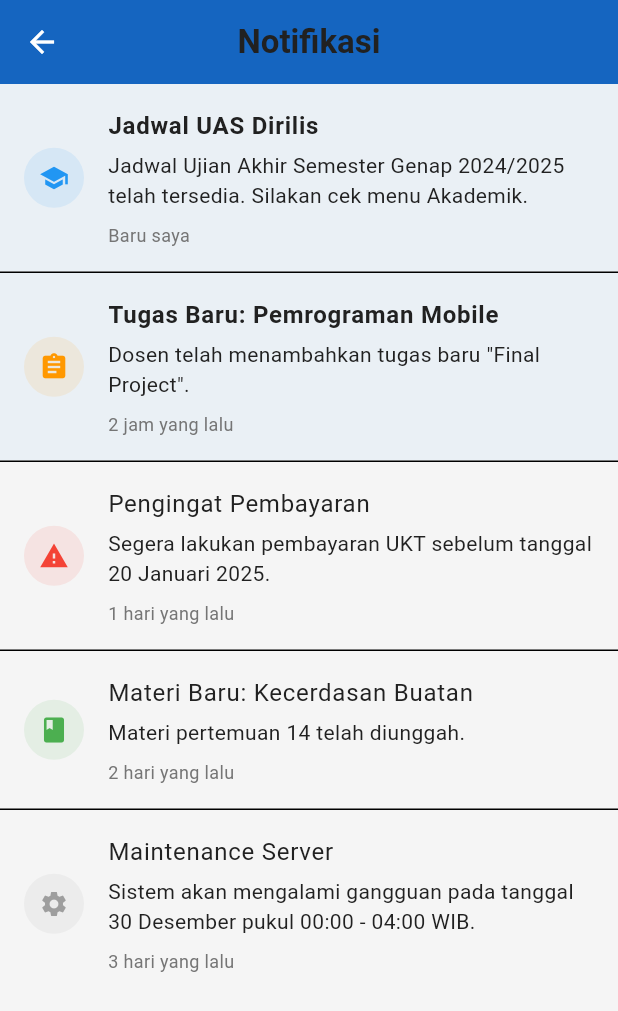
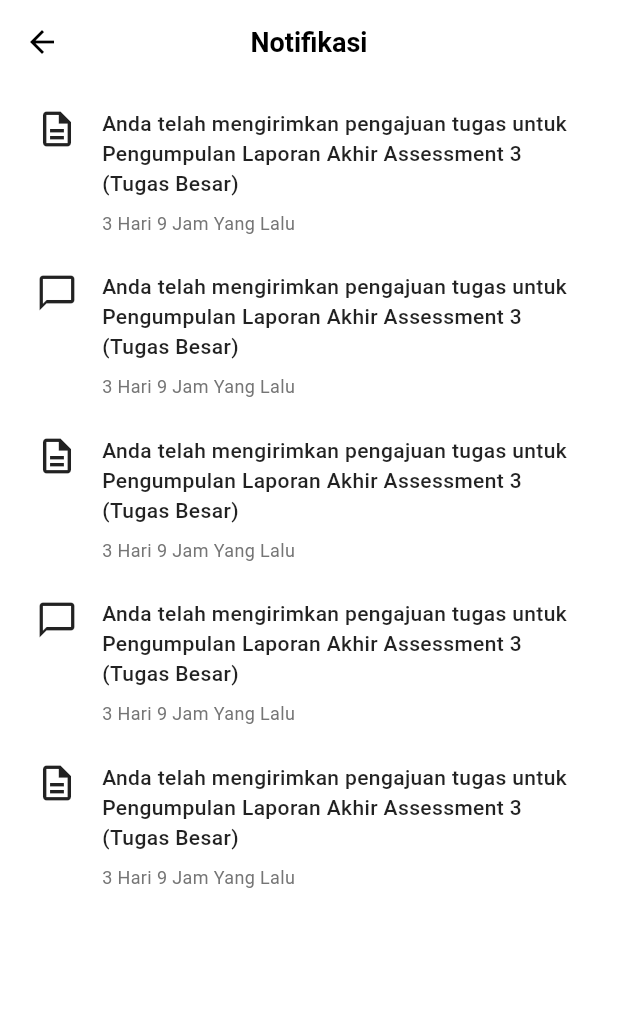
Before and after one commit to Fathoroni/Pandu_App, a Flutter app: the NotifikasiPage screen opened directly, on a phone screen of 412 x 824 dp. Shown: the top 1011 px of the screen. Run offline on Flutter 3.47's test engine with Material 3 defaults, Android fonts, the phone set to English and light mode, and no system bars.

Commit message:
implement notification

```diff
--- a/lib/pages/notifikasi_page.dart
+++ b/lib/pages/notifikasi_page.dart
@@ -5,81 +5,96 @@ class NotifikasiPage extends StatelessWidget {
 
   @override
   Widget build(BuildContext context) {
+    // Mock data matching the reference image "Notifikasi"
     final List<Map<String, dynamic>> notifications = [
       {
-        'title': 'Jadwal UAS Dirilis',
         'message':
-            'Jadwal Ujian Akhir Semester Genap 2024/2025 telah tersedia. Silakan cek menu Akademik.',
-        'time': 'Baru saya',
-        'type': 'academic',
-        'isRead': false,
+            'Anda telah mengirimkan pengajuan tugas untuk Pengumpulan Laporan Akhir Assessment 3 (Tugas Besar)',
+        'time': '3 Hari 9 Jam Yang Lalu',
+        'type': 'submission',
       },
       {
-        'title': 'Tugas Baru: Pemrograman Mobile',
-        'message': 'Dosen telah menambahkan tugas baru "Final Project".',
-        'time': '2 jam yang lalu',
-        'type': 'task',
-        'isRead': false,
+        'message':
+            'Anda telah mengirimkan pengajuan tugas untuk Pengumpulan Laporan Akhir Assessment 3 (Tugas Besar)',
+        'time': '3 Hari 9 Jam Yang Lalu',
+        'type': 'quiz',
       },
       {
-        'title': 'Pengingat Pembayaran',
         'message':
-            'Segera lakukan pembayaran UKT sebelum tanggal 20 Januari 2025.',
-        'time': '1 hari yang lalu',
-        'type': 'alert',
-        'isRead': true,
+            'Anda telah mengirimkan pengajuan tugas untuk Pengumpulan Laporan Akhir Assessment 3 (Tugas Besar)',
+        'time': '3 Hari 9 Jam Yang Lalu',
+        'type': 'submission',
       },
       {
-        'title': 'Materi Baru: Kecerdasan Buatan',
-        'message': 'Materi pertemuan 14 telah diunggah.',
-        'time': '2 hari yang lalu',
-        'type': 'material',
-        'isRead': true,
+        'message':
+            'Anda telah mengirimkan pengajuan tugas untuk Pengumpulan Laporan Akhir Assessment 3 (Tugas Besar)',
+        'time': '3 Hari 9 Jam Yang Lalu',
+        'type': 'quiz',
       },
       {
-        'title': 'Maintenance Server',
         'message':
-            'Sistem akan mengalami gangguan pada tanggal 30 Desember pukul 00:00 - 04:00 WIB.',
-        'time': '3 hari yang lalu',
-        'type': 'system',
-        'isRead': true,
+            'Anda telah mengirimkan pengajuan tugas untuk Pengumpulan Laporan Akhir Assessment 3 (Tugas Besar)',
+        'time': '3 Hari 9 Jam Yang Lalu',
+        'type': 'submission',
       },
     ];
 
     return Scaffold(
-      appBar: AppBar(title: const Text('Notifikasi')),
-      body: ListView.separated(
+      backgroundColor: Colors.white,
+      appBar: AppBar(
+        title: const Text(
+          'Notifikasi',
+          style: TextStyle(
+            color: Colors.black,
+            fontWeight: FontWeight.bold,
+            fontSize: 18,
+          ),
+        ),
+        centerTitle: true,
+        backgroundColor: Colors.white,
+        elevation: 0,
+        leading: IconButton(
+          icon: const Icon(Icons.arrow_back, color: Colors.black),
+          onPressed: () {
+            // In Home Tab context, back usually means nothing or exit,
+            // but if pushed it pops.
+            // For consistency with other pages we keep the button visual.
+          },
+        ),
+      ),
+      body: ListView.builder(
+        padding: const EdgeInsets.symmetric(horizontal: 24, vertical: 16),
         itemCount: notifications.length,
-        separatorBuilder: (context, index) => const Divider(height: 1),
         itemBuilder: (context, index) {
           final notif = notifications[index];
-          final isRead = notif['isRead'] as bool;
-
-          return Container(
-            color: isRead ? Colors.transparent : Colors.blue.withOpacity(0.05),
-            child: ListTile(
-              leading: CircleAvatar(
-                backgroundColor: _getIconColor(notif['type']).withOpacity(0.1),
-                child: Icon(
-                  _getIcon(notif['type']),
-                  color: _getIconColor(notif['type']),
-                  size: 20,
-                ),
-              ),
-              title: Text(
-                notif['title'],
-                style: TextStyle(
-                  fontWeight: isRead ? FontWeight.normal : FontWeight.bold,
-                ),
-              ),
-              subtitle: Column(
+          return Padding(
+            padding: const EdgeInsets.only(bottom: 24.0),
+            child: Row(
               crossAxisAlignment: CrossAxisAlignment.start,
               children: [
-                  const SizedBox(height: 4),
+                // Icon
+                Icon(
+                  notif['type'] == 'quiz'
+                      ? Icons.chat_bubble_outline
+                      : Icons.description_outlined,
+                  size: 28,
+                  color: Colors.black87,
+                ),
+                const SizedBox(width: 16),
+
+                // Content
+                Expanded(
+                  child: Column(
+                    crossAxisAlignment: CrossAxisAlignment.start,
+                    children: [
                       Text(
                         notif['message'],
-                    maxLines: 2,
-                    overflow: TextOverflow.ellipsis,
+                        style: const TextStyle(
+                          fontSize: 14,
+                          fontWeight: FontWeight.w500, // Medium/Semi-bold feel
+                          color: Colors.black87,
+                          height: 1.4,
+                        ),
                       ),
                       const SizedBox(height: 8),
                       Text(
@@ -88,51 +103,12 @@ class NotifikasiPage extends StatelessWidget {
                       ),
                     ],
                   ),
-              contentPadding: const EdgeInsets.symmetric(
-                horizontal: 16,
-                vertical: 8,
                 ),
-              onTap: () {
-                // Mark as read or navigate logic
-              },
+              ],
             ),
           );
         },
       ),
     );
   }
-
-  IconData _getIcon(String type) {
-    switch (type) {
-      case 'academic':
-        return Icons.school;
-      case 'task':
-        return Icons.assignment;
-      case 'alert':
-        return Icons.warning;
-      case 'material':
-        return Icons.book;
-      case 'system':
-        return Icons.settings;
-      default:
-        return Icons.notifications;
 }
-  }
-
-  Color _getIconColor(String type) {
-    switch (type) {
-      case 'academic':
-        return Colors.blue;
-      case 'task':
-        return Colors.orange;
-      case 'alert':
-        return Colors.red;
-      case 'material':
-        return Colors.green;
-      case 'system':
-        return Colors.grey;
-      default:
-        return Colors.blue;
-    }
-  }
-}
```
Lines whose indentation alone changed are shown as unchanged.
